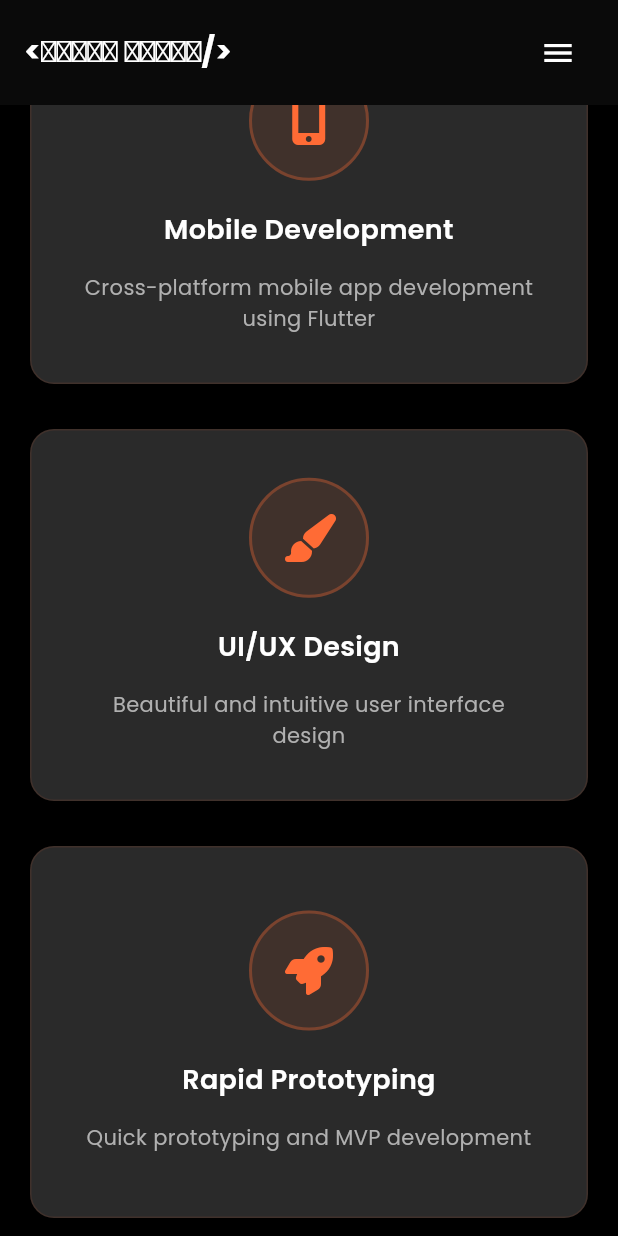
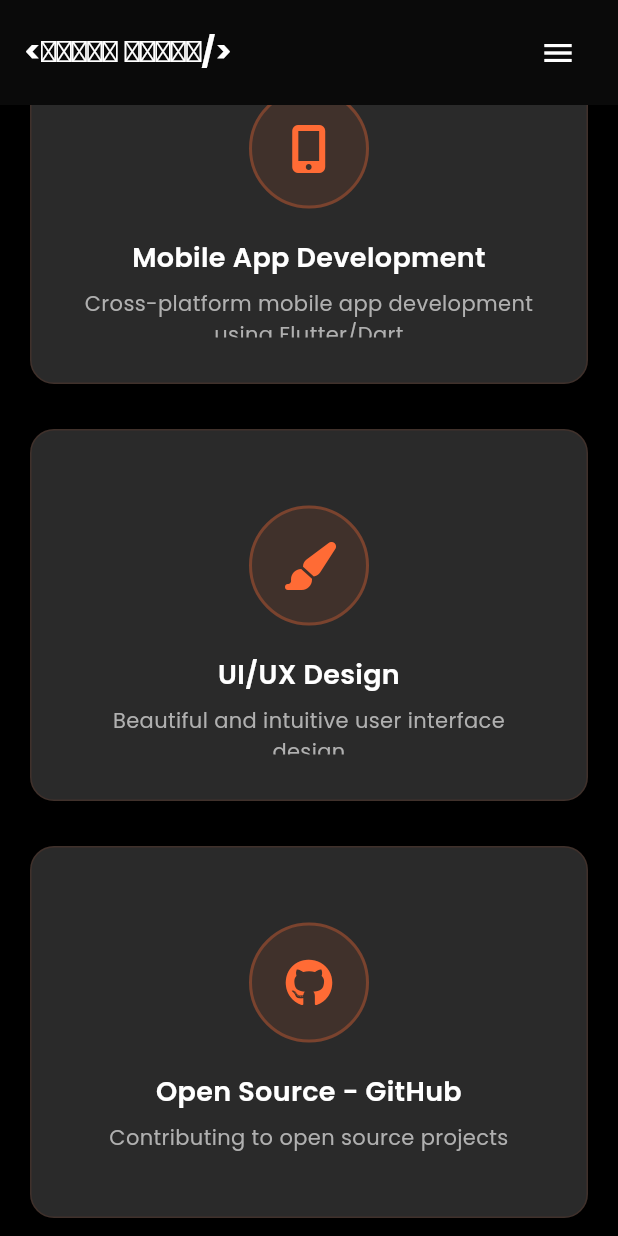
Before and after one commit to devameerhamxa/dev_portfolio, a Flutter app: the screen it shows after launch, scrolled down 2304 dp, on a phone screen of 412 x 824 dp. Run offline on Flutter 3.47's test engine with Material 3 defaults, Android fonts, the phone set to English and light mode, and no system bars; our stand-ins replace animated_text_kit, font_awesome_flutter, get, google_fonts.

Commit message:
updated services section

```diff
--- a/lib/controllers/portfolio_controller.dart
+++ b/lib/controllers/portfolio_controller.dart
@@ -68,24 +68,14 @@ class PortfolioController extends GetxController {
 
   final List<Map<String, dynamic>> services = [
     {
-      'title': 'Mobile Development',
-      'description': 'Cross-platform mobile app development using Flutter',
+      'title': 'Mobile App Development',
+      'description': 'Cross-platform mobile app development using Flutter/Dart',
       'icon': 'mobile',
     },
     {
       'title': 'UI/UX Design',
       'description': 'Beautiful and intuitive user interface design',
       'icon': 'design',
-    },
-    {
-      'title': 'Rapid Prototyping',
-      'description': 'Quick prototyping and MVP development',
-      'icon': 'prototype',
-    },
-    {
-      'title': 'Technical Writing',
-      'description': 'Technical blog writing and documentation',
-      'icon': 'writing',
     },
     {
       'title': 'Open Source - GitHub',
--- a/lib/widgets/services_section.dart
+++ b/lib/widgets/services_section.dart
@@ -86,9 +86,11 @@ class ServicesSection extends StatelessWidget {
         child: Column(
           mainAxisAlignment: MainAxisAlignment.center,
           children: [
+            SizedBox(height: 20),
             _buildServiceIcon(service['icon']),
             SizedBox(height: 20),
-            Text(
+            Expanded(
+              child: Text(
                 service['title'],
                 style: TextStyle(
                   color: AppColors.textPrimary,
@@ -97,8 +99,10 @@ class ServicesSection extends StatelessWidget {
                 ),
                 textAlign: TextAlign.center,
               ),
-            SizedBox(height: 15),
-            Text(
+            ),
+            // SizedBox(height: 15),
+            Expanded(
+              child: Text(
                 service['description'],
                 style: TextStyle(
                   color: AppColors.textSecondary,
@@ -106,6 +110,7 @@ class ServicesSection extends StatelessWidget {
                   height: 1.5,
                 ),
                 textAlign: TextAlign.center,
+              ),
             ),
           ],
         ),
@@ -122,12 +127,6 @@ class ServicesSection extends StatelessWidget {
         break;
       case 'design':
         iconData = FontAwesomeIcons.paintBrush;
-        break;
-      case 'prototype':
-        iconData = FontAwesomeIcons.rocket;
-        break;
-      case 'writing':
-        iconData = FontAwesomeIcons.penToSquare;
         break;
       case 'github':
         iconData = FontAwesomeIcons.github;
```
Lines whose indentation alone changed are shown as unchanged.
